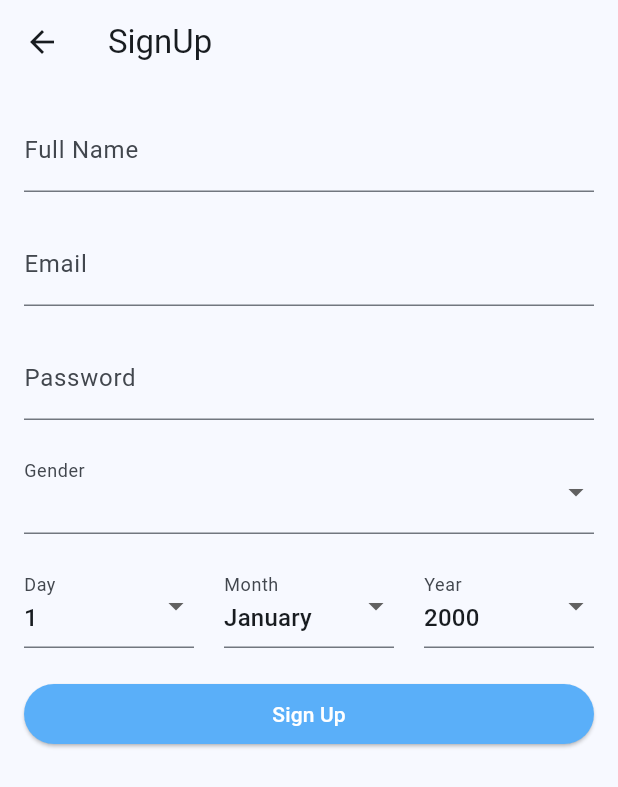
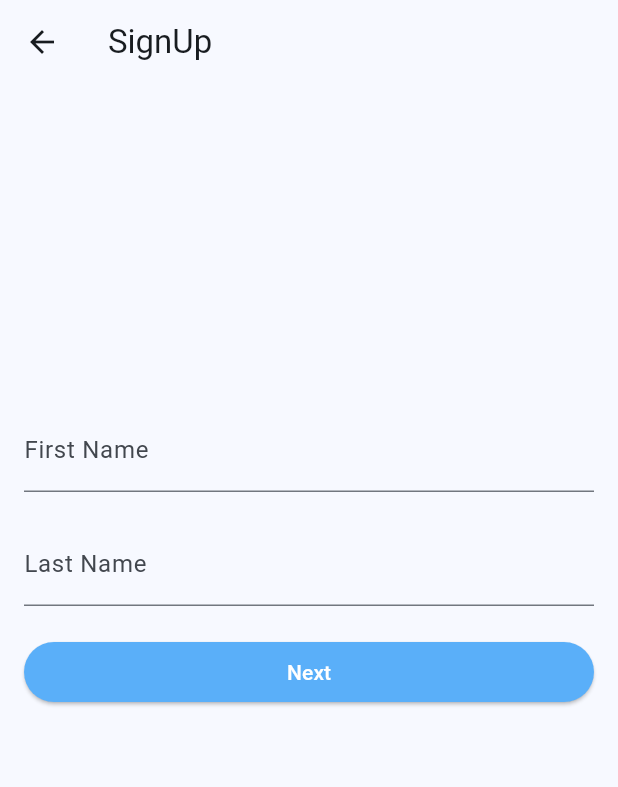
Before and after one commit to SrSousa011/GraceLink, a Flutter app: the SignUp screen opened by its route, on a phone screen of 412 x 824 dp. Shown: the top 787 px of the screen. Run offline on Flutter 3.47's test engine with Material 3 defaults, Android fonts, the phone set to English and light mode, and no system bars.

Commit message:
[ADD] Adding SignUp Steps

```diff
--- a/lib/SignUp/SignUp.dart
+++ b/lib/SignUp/SignUp.dart
@@ -7,11 +7,6 @@ class SignUp extends StatefulWidget {
 }
 
 class _SignUpState extends State<SignUp> {
-  String gender = ''; // Variável para armazenar o gênero selecionado
-  int day = 1; // Variáveis para armazenar dia, mês e ano da idade
-  String month = 'January';
-  int year = 2000;
-
   @override
   Widget build(BuildContext context) {
     return Scaffold(
@@ -26,127 +21,17 @@ class _SignUpState extends State<SignUp> {
               mainAxisAlignment: MainAxisAlignment.center,
               crossAxisAlignment: CrossAxisAlignment.stretch,
               children: <Widget>[
+                SizedBox(height: 200.0),
                 TextField(
                   decoration: InputDecoration(
-                    labelText: 'Full Name',
+                    labelText: 'First Name',
                   ),
                 ),
                 SizedBox(height: 20.0),
                 TextField(
                   decoration: InputDecoration(
-                    labelText: 'Email',
+                    labelText: 'Last Name',
                   ),
-                ),
-                SizedBox(height: 20.0),
-                TextField(
-                  obscureText: true,
-                  decoration: InputDecoration(
-                    labelText: 'Password',
-                  ),
-                ),
-                SizedBox(height: 20.0),
-                Row(
-                  children: [
-                    Expanded(
-                      child: DropdownButtonFormField<String>(
-                        value: gender,
-                        onChanged: (String? newValue) {
-                          setState(() {
-                            gender = newValue!;
-                          });
-                        },
-                        items: <String>['', 'Male', 'Female']
-                            .map<DropdownMenuItem<String>>((String value) {
-                          return DropdownMenuItem<String>(
-                            value: value,
-                            child: Text(value),
-                          );
-                        }).toList(),
-                        decoration: InputDecoration(
-                          labelText: 'Gender',
-                        ),
-                      ),
-                    ),
-                  ],
-                ),
-                SizedBox(height: 20.0),
-                Row(
-                  children: [
-                    Expanded(
-                      child: DropdownButtonFormField<int>(
-                        value: day,
-                        onChanged: (int? newValue) {
-                          setState(() {
-                            day = newValue!;
-                          });
-                        },
-                        items: List.generate(31, (index) => index + 1)
-                            .map<DropdownMenuItem<int>>((int value) {
-                          return DropdownMenuItem<int>(
-                            value: value,
-                            child: Text(value.toString()),
-                          );
-                        }).toList(),
-                        decoration: InputDecoration(
-                          labelText: 'Day',
-                        ),
-                      ),
-                    ),
-                    SizedBox(width: 20.0),
-                    Expanded(
-                      child: DropdownButtonFormField<String>(
-                        value: month,
-                        onChanged: (String? newValue) {
-                          setState(() {
-                            month = newValue!;
-                          });
-                        },
-                        items: <String>[
-                          'January',
-                          'February',
-                          'March',
-                          'April',
-                          'May',
-                          'June',
-                          'July',
-                          'August',
-                          'September',
-                          'October',
-                          'November',
-                          'December'
-                        ].map<DropdownMenuItem<String>>((String value) {
-                          return DropdownMenuItem<String>(
-                            value: value,
-                            child: Text(value),
-                          );
-                        }).toList(),
-                        decoration: InputDecoration(
-                          labelText: 'Month',
-                        ),
-                      ),
-                    ),
-                    SizedBox(width: 20.0),
-                    Expanded(
-                      child: DropdownButtonFormField<int>(
-                        value: year,
-                        onChanged: (int? newValue) {
-                          setState(() {
-                            year = newValue!;
-                          });
-                        },
-                        items: List.generate(82, (index) => 1940 + index)
-                            .map<DropdownMenuItem<int>>((int value) {
-                          return DropdownMenuItem<int>(
-                            value: value,
-                            child: Text(value.toString()),
-                          );
-                        }).toList(),
-                        decoration: InputDecoration(
-                          labelText: 'Year',
-                        ),
-                      ),
-                    ),
-                  ],
                 ),
                 SizedBox(height: 20.0),
                 ElevatedButton(
@@ -164,7 +49,7 @@ class _SignUpState extends State<SignUp> {
                       borderRadius: BorderRadius.circular(20.0),
                     ),
                   ),
-                  child: Text('Sign Up'),
+                  child: Text('Next'),
                 ),
               ],
             ),
```
